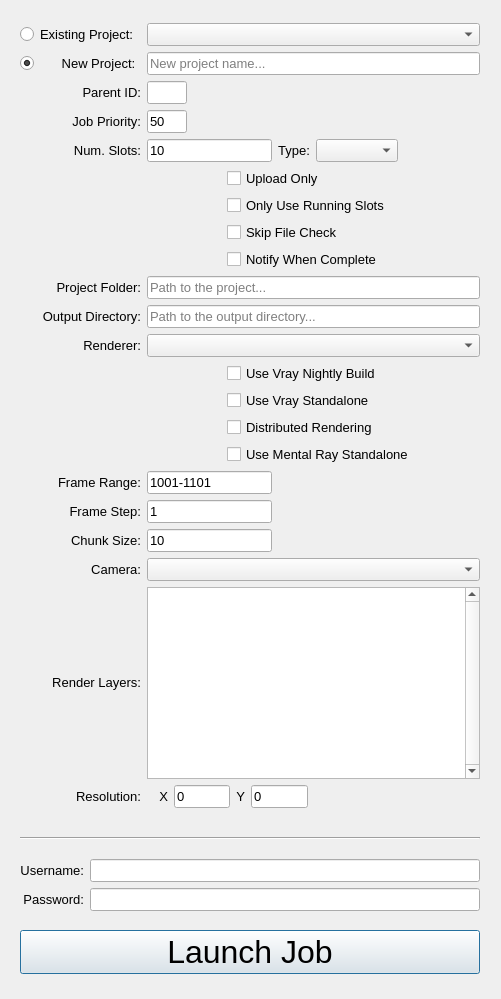
Before: the Qt Designer form resources/submit_dialog.ui in mybikeislost/zync-maya, drawn with Qt 5.
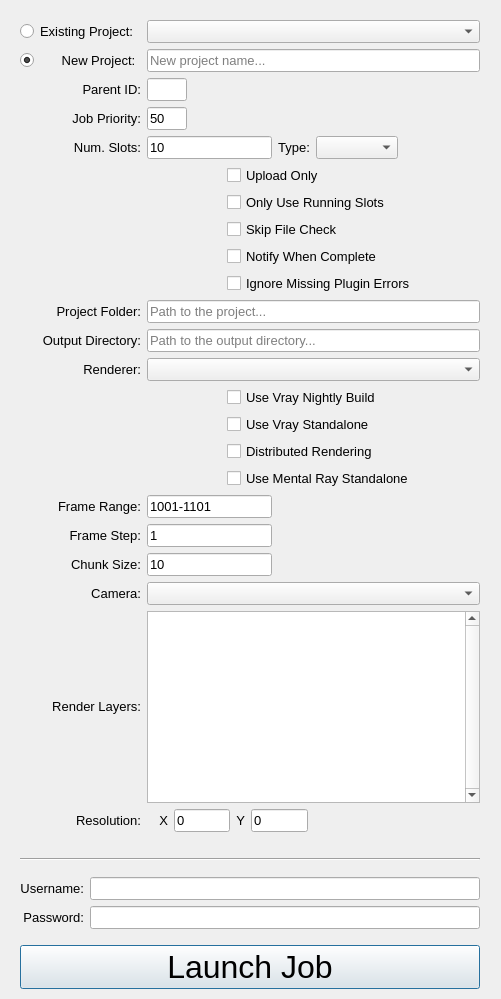
After: the same form once the commit is applied.

Commit message: Added new job option Ignore Missing Plugin Errors.

```diff
--- a/resources/submit_dialog.ui
+++ b/resources/submit_dialog.ui
@@ -19,7 +19,7 @@
      <x>0</x>
      <y>0</y>
      <width>480</width>
-     <height>988</height>
+     <height>1003</height>
     </rect>
    </property>
    <property name="font">
@@ -42,7 +42,7 @@
       <property name="bottomMargin">
        <number>10</number>
       </property>
-      <item row="15" column="1">
+      <item row="16" column="1">
        <layout class="QHBoxLayout" name="horizontalLayout_12">
         <item>
          <spacer name="horizontalSpacer_12">
@@ -72,7 +72,7 @@
         </item>
        </layout>
       </item>
-      <item row="12" column="1">
+      <item row="13" column="1">
        <layout class="QHBoxLayout" name="horizontalLayout_9">
         <item>
          <spacer name="horizontalSpacer_9">
@@ -194,7 +194,7 @@
         </property>
        </widget>
       </item>
-      <item row="21" column="1">
+      <item row="22" column="1">
        <layout class="QHBoxLayout" name="horizontalLayout">
         <property name="spacing">
          <number>-1</number>
@@ -307,7 +307,7 @@
         </item>
        </layout>
       </item>
-      <item row="20" column="0">
+      <item row="21" column="0">
        <widget class="QLabel" name="label_11">
         <property name="sizePolicy">
          <sizepolicy hsizetype="Minimum" vsizetype="Fixed">
@@ -411,7 +411,7 @@
         </item>
        </layout>
       </item>
-      <item row="21" column="0">
+      <item row="22" column="0">
        <widget class="QLabel" name="label_12">
         <property name="font">
          <font>
@@ -426,7 +426,7 @@
         </property>
        </widget>
       </item>
-      <item row="19" column="1">
+      <item row="20" column="1">
        <widget class="QComboBox" name="camera">
         <property name="font">
          <font>
@@ -438,7 +438,7 @@
         </property>
        </widget>
       </item>
-      <item row="20" column="1">
+      <item row="21" column="1">
        <widget class="QListWidget" name="layers">
         <property name="sizePolicy">
          <sizepolicy hsizetype="Preferred" vsizetype="Preferred">
@@ -481,7 +481,7 @@
         </property>
        </widget>
       </item>
-      <item row="19" column="0">
+      <item row="20" column="0">
        <widget class="QLabel" name="label_10">
         <property name="font">
          <font>
@@ -496,7 +496,7 @@
         </property>
        </widget>
       </item>
-      <item row="18" column="0">
+      <item row="19" column="0">
        <widget class="QLabel" name="label_9">
         <property name="font">
          <font>
@@ -544,7 +544,7 @@
         </item>
        </layout>
       </item>
-      <item row="18" column="1">
+      <item row="19" column="1">
        <widget class="QLineEdit" name="chunk_size">
         <property name="sizePolicy">
          <sizepolicy hsizetype="Maximum" vsizetype="Fixed">
@@ -565,7 +565,7 @@
         </property>
        </widget>
       </item>
-      <item row="17" column="0">
+      <item row="18" column="0">
        <widget class="QLabel" name="label_8">
         <property name="font">
          <font>
@@ -580,7 +580,7 @@
         </property>
        </widget>
       </item>
-      <item row="16" column="0">
+      <item row="17" column="0">
        <widget class="QLabel" name="label_7">
         <property name="font">
          <font>
@@ -595,7 +595,7 @@
         </property>
        </widget>
       </item>
-      <item row="17" column="1">
+      <item row="18" column="1">
        <widget class="QLineEdit" name="frame_step">
         <property name="sizePolicy">
          <sizepolicy hsizetype="Maximum" vsizetype="Fixed">
@@ -616,7 +616,7 @@
         </property>
        </widget>
       </item>
-      <item row="11" column="0">
+      <item row="12" column="0">
        <widget class="QLabel" name="label_6">
         <property name="font">
          <font>
@@ -631,7 +631,7 @@
         </property>
        </widget>
       </item>
-      <item row="16" column="1">
+      <item row="17" column="1">
        <widget class="QLineEdit" name="frange">
         <property name="sizePolicy">
          <sizepolicy hsizetype="Maximum" vsizetype="Fixed">
@@ -652,7 +652,7 @@
         </property>
        </widget>
       </item>
-      <item row="10" column="0">
+      <item row="11" column="0">
        <widget class="QLabel" name="label_5">
         <property name="font">
          <font>
@@ -667,14 +667,14 @@
         </property>
        </widget>
       </item>
-      <item row="11" column="1">
+      <item row="12" column="1">
        <widget class="QComboBox" name="renderer">
         <property name="-ann" stdset="0">
          <string>`python &quot;cmds.submit_callb('renderer')&quot;`</string>
         </property>
        </widget>
       </item>
-      <item row="9" column="0">
+      <item row="10" column="0">
        <widget class="QLabel" name="label_4">
         <property name="font">
          <font>
@@ -689,7 +689,34 @@
         </property>
        </widget>
       </item>
-      <item row="10" column="1">
+      <item row="2" column="0">
+       <widget class="QLabel" name="label_18">
+        <property name="sizePolicy">
+         <sizepolicy hsizetype="Preferred" vsizetype="Preferred">
+          <horstretch>0</horstretch>
+          <verstretch>0</verstretch>
+         </sizepolicy>
+        </property>
+        <property name="maximumSize">
+         <size>
+          <width>16777215</width>
+          <height>16777215</height>
+         </size>
+        </property>
+        <property name="font">
+         <font>
+          <pointsize>10</pointsize>
+         </font>
+        </property>
+        <property name="text">
+         <string>Parent ID:</string>
+        </property>
+        <property name="alignment">
+         <set>Qt::AlignRight|Qt::AlignTrailing|Qt::AlignVCenter</set>
+        </property>
+       </widget>
+      </item>
+      <item row="11" column="1">
        <widget class="QLineEdit" name="output_dir">
         <property name="placeholderText">
          <string>Path to the output directory...</string>
@@ -699,7 +726,7 @@
         </property>
        </widget>
       </item>
-      <item row="9" column="1">
+      <item row="10" column="1">
        <widget class="QLineEdit" name="project">
         <property name="placeholderText">
          <string>Path to the project...</string>
@@ -775,7 +802,7 @@
         </item>
        </layout>
       </item>
-      <item row="13" column="1">
+      <item row="14" column="1">
        <layout class="QHBoxLayout" name="horizontalLayout_10">
         <item>
          <spacer name="horizontalSpacer_11">
@@ -880,7 +907,7 @@
         </item>
        </layout>
       </item>
-      <item row="14" column="1">
+      <item row="15" column="1">
        <layout class="QHBoxLayout" name="horizontalLayout_15">
         <item>
          <spacer name="horizontalSpacer_13">
@@ -910,33 +937,6 @@
         </item>
        </layout>
       </item>
-      <item row="2" column="0">
-       <widget class="QLabel" name="label_18">
-        <property name="sizePolicy">
-         <sizepolicy hsizetype="Preferred" vsizetype="Preferred">
-          <horstretch>0</horstretch>
-          <verstretch>0</verstretch>
-         </sizepolicy>
-        </property>
-        <property name="maximumSize">
-         <size>
-          <width>16777215</width>
-          <height>16777215</height>
-         </size>
-        </property>
-        <property name="font">
-         <font>
-          <pointsize>10</pointsize>
-         </font>
-        </property>
-        <property name="text">
-         <string>Parent ID:</string>
-        </property>
-        <property name="alignment">
-         <set>Qt::AlignRight|Qt::AlignTrailing|Qt::AlignVCenter</set>
-        </property>
-       </widget>
-      </item>
       <item row="1" column="0">
        <widget class="QRadioButton" name="new_project">
         <property name="text">
@@ -963,6 +963,36 @@
         </property>
        </widget>
       </item>
+      <item row="9" column="1">
+       <layout class="QHBoxLayout" name="horizontalLayout_13">
+        <item>
+         <spacer name="horizontalSpacer_14">
+          <property name="orientation">
+           <enum>Qt::Horizontal</enum>
+          </property>
+          <property name="sizeType">
+           <enum>QSizePolicy::Fixed</enum>
+          </property>
+          <property name="sizeHint" stdset="0">
+           <size>
+            <width>80</width>
+            <height>20</height>
+           </size>
+          </property>
+         </spacer>
+        </item>
+        <item>
+         <widget class="QCheckBox" name="ignore_plugin_errors">
+          <property name="text">
+           <string>Ignore Missing Plugin Errors</string>
+          </property>
+          <property name="-v" stdset="0">
+           <string>`python &quot;cmds.submit_callb('ignore_plugin_errors')&quot;`</string>
+          </property>
+         </widget>
+        </item>
+       </layout>
+      </item>
      </layout>
     </item>
     <item>
```
Left out of the diff: 1 changed line with no effect on the pictures. The commit also changes 1 other file.
